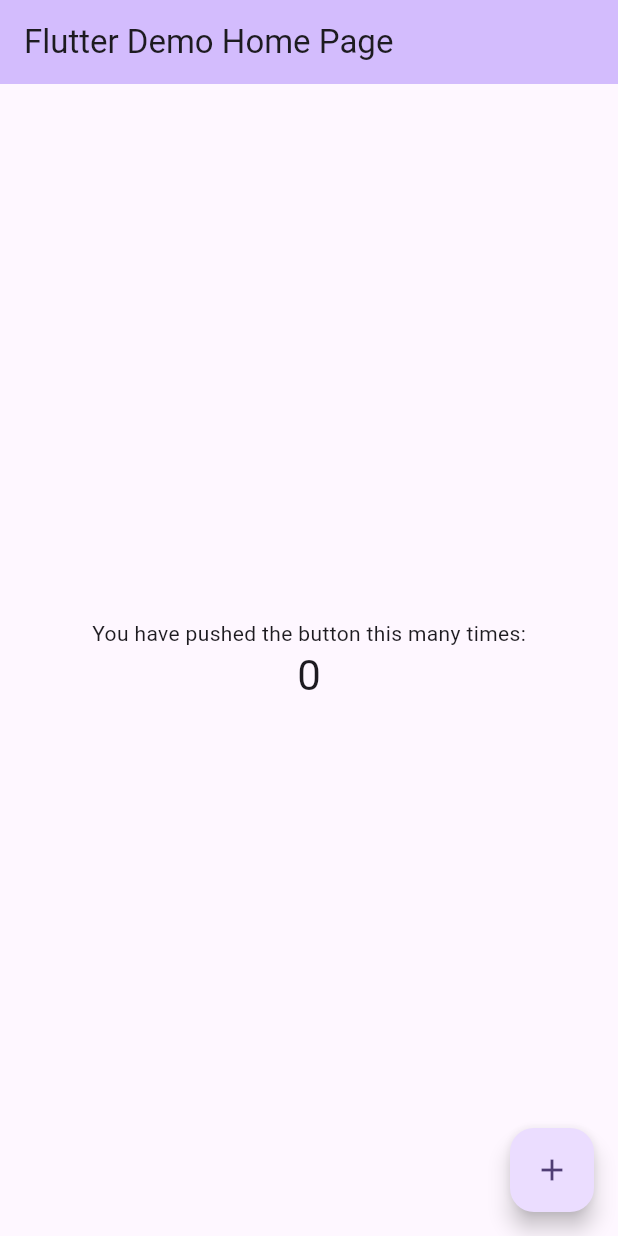
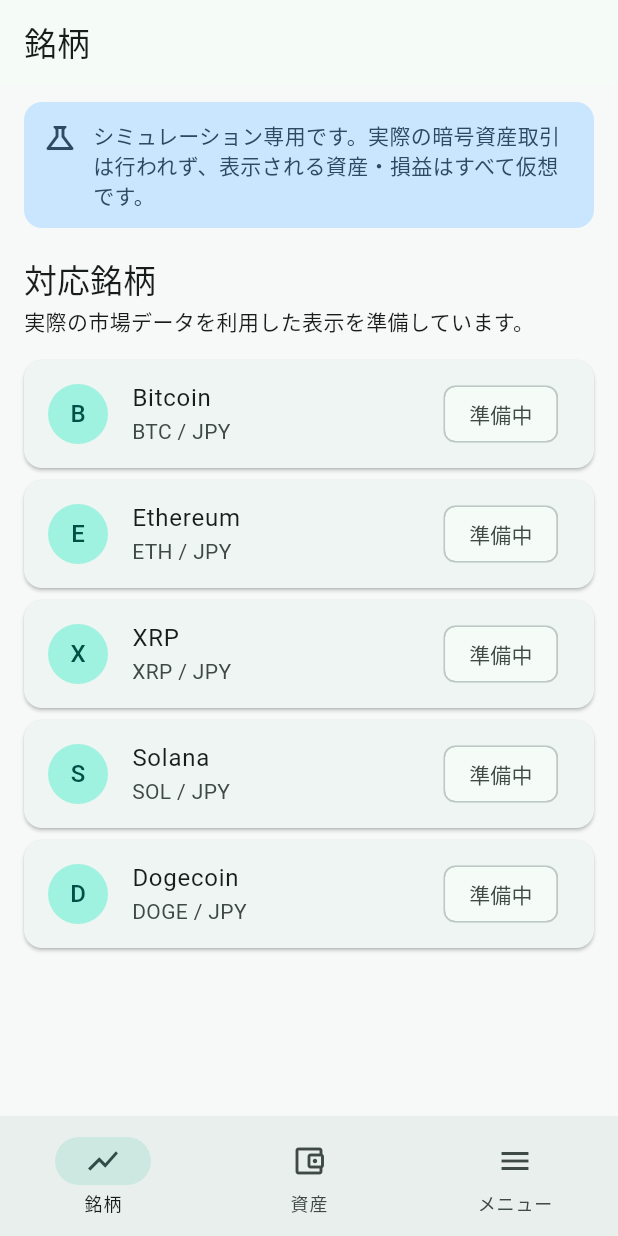
Before and after one commit to znak99/noson, a Flutter app: the screen it shows after launch, on a phone screen of 412 x 824 dp. Run offline on Flutter 3.47's test engine with Material 3 defaults, Android fonts, the phone set to English and light mode, and no system bars; our stand-ins replace flutter_riverpod.

Commit message:
feat: Flutter 앱 기반 구조 초기화

```diff
--- a/lib/main.dart
+++ b/lib/main.dart
@@ -1,122 +1,9 @@
-import 'package:flutter/material.dart';
+import 'package:flutter/widgets.dart';
+import 'package:flutter_riverpod/flutter_riverpod.dart';
+
+import 'src/app/noson_app.dart';
 
 void main() {
-  runApp(const MyApp());
+  WidgetsFlutterBinding.ensureInitialized();
+  runApp(const ProviderScope(child: NosonApp()));
 }
-
-class MyApp extends StatelessWidget {
-  const MyApp({super.key});
-
-  // This widget is the root of your application.
-  @override
-  Widget build(BuildContext context) {
-    return MaterialApp(
-      title: 'Flutter Demo',
-      theme: ThemeData(
-        // This is the theme of your application.
-        //
-        // TRY THIS: Try running your application with "flutter run". You'll see
-        // the application has a purple toolbar. Then, without quitting the app,
-        // try changing the seedColor in the colorScheme below to Colors.green
-        // and then invoke "hot reload" (save your changes or press the "hot
-        // reload" button in a Flutter-supported IDE, or press "r" if you used
-        // the command line to start the app).
-        //
-        // Notice that the counter didn't reset back to zero; the application
-        // state is not lost during the reload. To reset the state, use hot
-        // restart instead.
-        //
-        // This works for code too, not just values: Most code changes can be
-        // tested with just a hot reload.
-        colorScheme: .fromSeed(seedColor: Colors.deepPurple),
-      ),
-      home: const MyHomePage(title: 'Flutter Demo Home Page'),
-    );
-  }
-}
-
-class MyHomePage extends StatefulWidget {
-  const MyHomePage({super.key, required this.title});
-
-  // This widget is the home page of your application. It is stateful, meaning
-  // that it has a State object (defined below) that contains fields that affect
-  // how it looks.
-
-  // This class is the configuration for the state. It holds the values (in this
-  // case the title) provided by the parent (in this case the App widget) and
-  // used by the build method of the State. Fields in a Widget subclass are
-  // always marked "final".
-
-  final String title;
-
-  @override
-  State<MyHomePage> createState() => _MyHomePageState();
-}
-
-class _MyHomePageState extends State<MyHomePage> {
-  int _counter = 0;
-
-  void _incrementCounter() {
-    setState(() {
-      // This call to setState tells the Flutter framework that something has
-      // changed in this State, which causes it to rerun the build method below
-      // so that the display can reflect the updated values. If we changed
-      // _counter without calling setState(), then the build method would not be
-      // called again, and so nothing would appear to happen.
-      _counter++;
-    });
-  }
-
-  @override
-  Widget build(BuildContext context) {
-    // This method is rerun every time setState is called, for instance as done
-    // by the _incrementCounter method above.
-    //
-    // The Flutter framework has been optimized to make rerunning build methods
-    // fast, so that you can just rebuild anything that needs updating rather
-    // than having to individually change instances of widgets.
-    return Scaffold(
-      appBar: AppBar(
-        // TRY THIS: Try changing the color here to a specific color (to
-        // Colors.amber, perhaps?) and trigger a hot reload to see the AppBar
-        // change color while the other colors stay the same.
-        backgroundColor: Theme.of(context).colorScheme.inversePrimary,
-        // Here we take the value from the MyHomePage object that was created by
-        // the App.build method, and use it to set our appbar title.
-        title: Text(widget.title),
-      ),
-      body: Center(
-        // Center is a layout widget. It takes a single child and positions it
-        // in the middle of the parent.
-        child: Column(
-          // Column is also a layout widget. It takes a list of children and
-          // arranges them vertically. By default, it sizes itself to fit its
-          // children horizontally, and tries to be as tall as its parent.
-          //
-          // Column has various properties to control how it sizes itself and
-          // how it positions its children. Here we use mainAxisAlignment to
-          // center the children vertically; the main axis here is the vertical
-          // axis because Columns are vertical (the cross axis would be
-          // horizontal).
-          //
-          // TRY THIS: Invoke "debug painting" (choose the "Toggle Debug Paint"
-          // action in the IDE, or press "p" in the console), to see the
-          // wireframe for each widget.
-          mainAxisAlignment: .center,
-          children: [
-            const Text('You have pushed the button this many times:'),
-            Text(
-              '$_counter',
-              style: Theme.of(context).textTheme.headlineMedium,
-            ),
-          ],
-        ),
-      ),
-      floatingActionButton: FloatingActionButton(
-        onPressed: _incrementCounter,
-        tooltip: 'Increment',
-        child: const Icon(Icons.add),
-      ),
-    );
-  }
-}
--- /dev/null
+++ b/lib/src/app/app_router.dart
@@ -0,0 +1,41 @@
+import 'package:flutter/material.dart';
+
+import 'main_shell.dart';
+
+abstract final class AppRoutes {
+  static const home = '/';
+}
+
+abstract final class AppRouter {
+  static Route<void> onGenerateRoute(RouteSettings settings) {
+    return switch (settings.name) {
+      AppRoutes.home => MaterialPageRoute<void>(
+        settings: settings,
+        builder: (_) => const MainShell(),
+      ),
+      _ => MaterialPageRoute<void>(
+        settings: settings,
+        builder: (_) => const _UnknownRouteScreen(),
+      ),
+    };
+  }
+}
+
+class _UnknownRouteScreen extends StatelessWidget {
+  const _UnknownRouteScreen();
+
+  @override
+  Widget build(BuildContext context) {
+    return Scaffold(
+      appBar: AppBar(title: const Text('ページが見つかりません')),
+      body: Center(
+        child: FilledButton(
+          onPressed: () => Navigator.of(
+            context,
+          ).pushNamedAndRemoveUntil(AppRoutes.home, (route) => false),
+          child: const Text('ホームへ戻る'),
+        ),
+      ),
+    );
+  }
+}
--- /dev/null
+++ b/lib/src/app/app_theme.dart
@@ -0,0 +1,23 @@
+import 'package:flutter/material.dart';
+
+abstract final class AppTheme {
+  static ThemeData get light {
+    const seedColor = Color(0xFF086F61);
+    final colorScheme = ColorScheme.fromSeed(seedColor: seedColor);
+
+    return ThemeData(
+      colorScheme: colorScheme,
+      useMaterial3: true,
+      scaffoldBackgroundColor: const Color(0xFFF7F9F8),
+      appBarTheme: const AppBarTheme(centerTitle: false),
+      cardTheme: const CardThemeData(
+        clipBehavior: Clip.antiAlias,
+        margin: EdgeInsets.zero,
+      ),
+      navigationBarTheme: NavigationBarThemeData(
+        indicatorColor: colorScheme.secondaryContainer,
+        labelBehavior: NavigationDestinationLabelBehavior.alwaysShow,
+      ),
+    );
+  }
+}
--- /dev/null
+++ b/lib/src/app/main_shell.dart
@@ -0,0 +1,85 @@
+import 'package:flutter/material.dart';
+import 'package:flutter_riverpod/flutter_riverpod.dart';
+
+import '../features/market/presentation/market_screen.dart';
+import '../features/menu/presentation/menu_screen.dart';
+import '../features/portfolio/presentation/portfolio_screen.dart';
+import '../shared/presentation/simulation_notice.dart';
+
+enum MainTab {
+  market('銘柄'),
+  portfolio('資産'),
+  menu('メニュー');
+
+  const MainTab(this.label);
+
+  final String label;
+}
+
+final mainTabProvider = NotifierProvider<MainTabController, MainTab>(
+  MainTabController.new,
+);
+
+class MainTabController extends Notifier<MainTab> {
+  @override
+  MainTab build() => MainTab.market;
+
+  void select(MainTab tab) {
+    state = tab;
+  }
+}
+
+class MainShell extends ConsumerWidget {
+  const MainShell({super.key});
+
+  static const _screens = <Widget>[
+    MarketScreen(),
+    PortfolioScreen(),
+    MenuScreen(),
+  ];
+
+  @override
+  Widget build(BuildContext context, WidgetRef ref) {
+    final selectedTab = ref.watch(mainTabProvider);
+
+    return Scaffold(
+      appBar: AppBar(title: Text(selectedTab.label)),
+      body: SafeArea(
+        child: Column(
+          children: [
+            const Padding(
+              padding: EdgeInsets.fromLTRB(16, 12, 16, 4),
+              child: SimulationNotice(),
+            ),
+            Expanded(
+              child: IndexedStack(index: selectedTab.index, children: _screens),
+            ),
+          ],
+        ),
+      ),
+      bottomNavigationBar: NavigationBar(
+        selectedIndex: selectedTab.index,
+        onDestinationSelected: (index) {
+          ref.read(mainTabProvider.notifier).select(MainTab.values[index]);
+        },
+        destinations: const [
+          NavigationDestination(
+            icon: Icon(Icons.show_chart_outlined),
+            selectedIcon: Icon(Icons.show_chart),
+            label: '銘柄',
+          ),
+          NavigationDestination(
+            icon: Icon(Icons.account_balance_wallet_outlined),
+            selectedIcon: Icon(Icons.account_balance_wallet),
+            label: '資産',
+          ),
+          NavigationDestination(
+            icon: Icon(Icons.menu_outlined),
+            selectedIcon: Icon(Icons.menu),
+            label: 'メニュー',
+          ),
+        ],
+      ),
+    );
+  }
+}
--- /dev/null
+++ b/lib/src/app/noson_app.dart
@@ -0,0 +1,23 @@
+import 'package:flutter/material.dart';
+import 'package:flutter_localizations/flutter_localizations.dart';
+
+import 'app_router.dart';
+import 'app_theme.dart';
+
+class NosonApp extends StatelessWidget {
+  const NosonApp({super.key});
+
+  @override
+  Widget build(BuildContext context) {
+    return MaterialApp(
+      title: 'ノー損',
+      debugShowCheckedModeBanner: false,
+      locale: const Locale('ja'),
+      supportedLocales: const [Locale('ja')],
+      localizationsDelegates: GlobalMaterialLocalizations.delegates,
+      theme: AppTheme.light,
+      initialRoute: AppRoutes.home,
+      onGenerateRoute: AppRouter.onGenerateRoute,
+    );
+  }
+}
--- /dev/null
+++ b/lib/src/features/market/presentation/market_screen.dart
@@ -0,0 +1,41 @@
+import 'package:flutter/material.dart';
+
+class MarketScreen extends StatelessWidget {
+  const MarketScreen({super.key});
+
+  static const _assets = [
+    ('BTC', 'Bitcoin'),
+    ('ETH', 'Ethereum'),
+    ('XRP', 'XRP'),
+    ('SOL', 'Solana'),
+    ('DOGE', 'Dogecoin'),
+  ];
+
+  @override
+  Widget build(BuildContext context) {
+    return ListView(
+      key: const PageStorageKey('market-list'),
+      padding: const EdgeInsets.all(16),
+      children: [
+        Text('対応銘柄', style: Theme.of(context).textTheme.titleLarge),
+        const SizedBox(height: 4),
+        Text(
+          '実際の市場データを利用した表示を準備しています。',
+          style: Theme.of(context).textTheme.bodyMedium,
+        ),
+        const SizedBox(height: 16),
+        for (final asset in _assets) ...[
+          Card(
+            child: ListTile(
+              leading: CircleAvatar(child: Text(asset.$1.substring(0, 1))),
+              title: Text(asset.$2),
+              subtitle: Text('${asset.$1} / JPY'),
+              trailing: const Chip(label: Text('準備中')),
+            ),
+          ),
+          const SizedBox(height: 8),
+        ],
+      ],
+    );
+  }
+}
--- /dev/null
+++ b/lib/src/shared/presentation/simulation_notice.dart
@@ -0,0 +1,38 @@
+import 'package:flutter/material.dart';
+
+class SimulationNotice extends StatelessWidget {
+  const SimulationNotice({super.key});
+
+  static const message = 'シミュレーション専用です。実際の暗号資産取引は行われず、表示される資産・損益はすべて仮想です。';
+
+  @override
+  Widget build(BuildContext context) {
+    final colorScheme = Theme.of(context).colorScheme;
+
+    return DecoratedBox(
+      decoration: BoxDecoration(
+        color: colorScheme.tertiaryContainer,
+        borderRadius: BorderRadius.circular(12),
+      ),
+      child: Padding(
+        padding: const EdgeInsets.all(12),
+        child: Row(
+          crossAxisAlignment: CrossAxisAlignment.start,
+          children: [
+            Icon(
+              Icons.science_outlined,
+              color: colorScheme.onTertiaryContainer,
+            ),
+            const SizedBox(width: 10),
+            Expanded(
+              child: Text(
+                message,
+                style: TextStyle(color: colorScheme.onTertiaryContainer),
+              ),
+            ),
+          ],
+        ),
+      ),
+    );
+  }
+}
```
Also changed, not shown: lib/src/features/menu/presentation/menu_screen.dart (added, +32 -0 lines), lib/src/features/portfolio/presentation/portfolio_screen.dart (added, +39 -0 lines), pubspec.yaml (+9 -5 lines), pubspec.lock, 68 other files.
